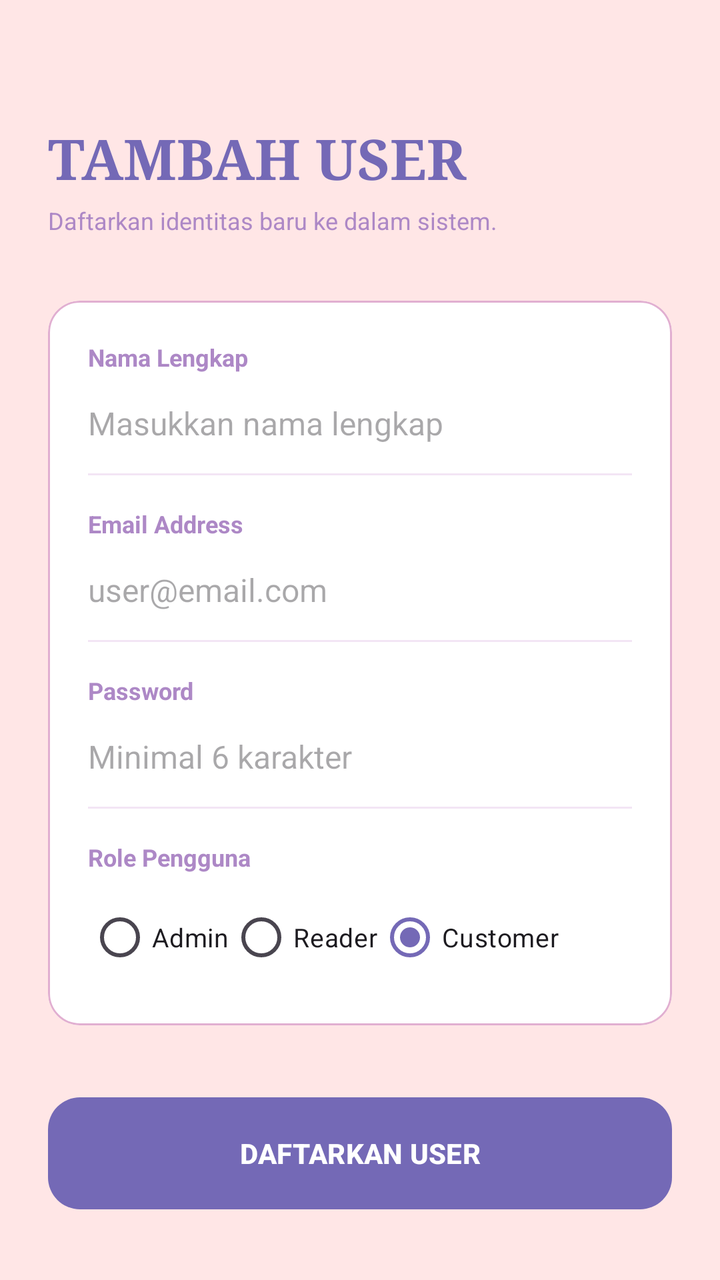
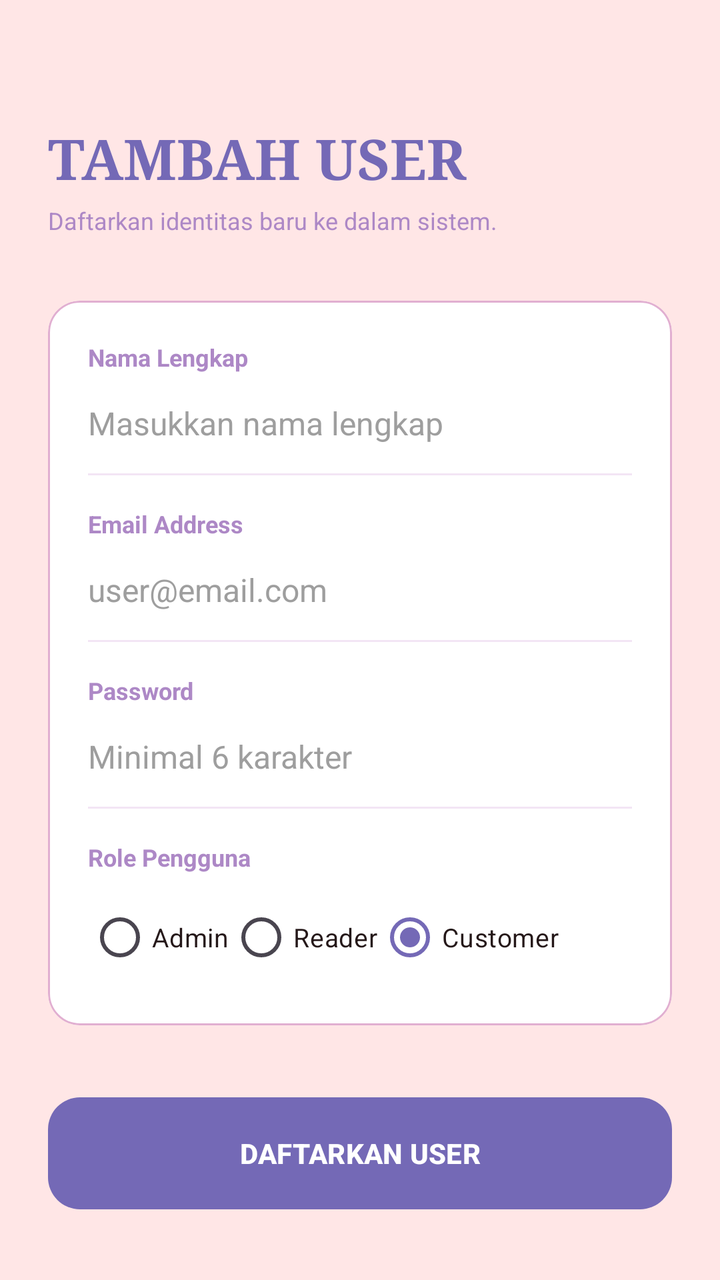

Screens rendered from an Android XML layout before and after an edit, with the pre-edit source and the edit as a unified diff.
<!-- AndroidManifest.xml: application theme Theme.Tarot -->
<!-- res/layout/activity_admin_add_user.xml -->
<?xml version="1.0" encoding="utf-8"?>
<LinearLayout xmlns:android="http://schemas.android.com/apk/res/android"
    xmlns:app="http://schemas.android.com/apk/res-auto"
    android:layout_width="match_parent"
    android:layout_height="match_parent"
    android:background="#FFE6E6"
    android:orientation="vertical"
    android:padding="24dp">

    <TextView
        android:layout_width="wrap_content"
        android:layout_height="wrap_content"
        android:layout_marginTop="36dp"
        android:fontFamily="serif"
        android:text="TAMBAH USER"
        android:textColor="#7469B6"
        android:textSize="28sp"
        android:textStyle="bold" />

    <TextView
        android:layout_width="match_parent"
        android:layout_height="wrap_content"
        android:layout_marginTop="4dp"
        android:text="Daftarkan identitas baru ke dalam sistem."
        android:textColor="#AD88C6"
        android:textSize="12sp" />

    <com.google.android.material.card.MaterialCardView
        android:layout_width="match_parent"
        android:layout_height="wrap_content"
        android:layout_marginTop="32dp"
        app:cardBackgroundColor="#FFFFFF"
        app:cardCornerRadius="16dp"
        app:cardElevation="0dp"
        app:strokeColor="#E1AFD1"
        app:strokeWidth="1dp">

        <LinearLayout
            android:layout_width="match_parent"
            android:layout_height="wrap_content"
            android:orientation="vertical"
            android:padding="20dp">

            <TextView
                android:layout_width="wrap_content"
                android:layout_height="wrap_content"
                android:text="Nama Lengkap"
                android:textColor="#AD88C6"
                android:textSize="12sp"
                android:textStyle="bold" />
            <EditText
                android:id="@+id/etName"
                android:layout_width="match_parent"
                android:layout_height="50dp"
                android:background="@android:color/transparent"
                android:hint="Masukkan nama lengkap"
                android:inputType="textPersonName"
                android:textColor="#251819"
                android:textSize="16sp" />
            <View android:layout_width="match_parent" android:layout_height="1dp" android:background="#F3E5F5" />

            <TextView
                android:layout_width="wrap_content"
                android:layout_height="wrap_content"
                android:layout_marginTop="16dp"
                android:text="Email Address"
                android:textColor="#AD88C6"
                android:textSize="12sp"
                android:textStyle="bold" />
            <EditText
                android:id="@+id/etEmail"
                android:layout_width="match_parent"
                android:layout_height="50dp"
                android:background="@android:color/transparent"
                android:hint="user@email.com"
                android:inputType="textEmailAddress"
                android:textColor="#251819"
                android:textSize="16sp" />
            <View android:layout_width="match_parent" android:layout_height="1dp" android:background="#F3E5F5" />

            <TextView
                android:layout_width="wrap_content"
                android:layout_height="wrap_content"
                android:layout_marginTop="16dp"
                android:text="Password"
                android:textColor="#AD88C6"
                android:textSize="12sp"
                android:textStyle="bold" />
            <EditText
                android:id="@+id/etPassword"
                android:layout_width="match_parent"
                android:layout_height="50dp"
                android:background="@android:color/transparent"
                android:hint="Minimal 6 karakter"
                android:inputType="text"
                android:textColor="#251819"
                android:textSize="16sp" />
            <View android:layout_width="match_parent" android:layout_height="1dp" android:background="#F3E5F5" />

            <TextView
                android:layout_width="wrap_content"
                android:layout_height="wrap_content"
                android:layout_marginTop="16dp"
                android:text="Role Pengguna"
                android:textColor="#AD88C6"
                android:textSize="12sp"
                android:textStyle="bold" />
            <RadioGroup
                android:id="@+id/rgRole"
                android:layout_width="match_parent"
                android:layout_height="wrap_content"
                android:layout_marginTop="8dp"
                android:textColor="#251819"
                android:orientation="horizontal">
                <RadioButton android:id="@+id/rbAdmin" android:layout_width="wrap_content" android:layout_height="wrap_content" android:text="Admin" android:textSize="13sp" />
                <RadioButton android:id="@+id/rbReader" android:layout_width="wrap_content" android:layout_height="wrap_content" android:text="Reader" android:textSize="13sp" />
                <RadioButton android:id="@+id/rbCustomer" android:layout_width="wrap_content" android:layout_height="wrap_content" android:checked="true" android:text="Customer" android:textSize="13sp" />
            </RadioGroup>

        </LinearLayout>
    </com.google.android.material.card.MaterialCardView>

    <com.google.android.material.button.MaterialButton
        android:id="@+id/btnSave"
        android:layout_width="match_parent"
        android:layout_height="64dp"
        android:layout_marginTop="32dp"
        android:text="DAFTARKAN USER"
        android:textStyle="bold"
        app:backgroundTint="#7469B6"
        app:cornerRadius="16dp" />

</LinearLayout>
<!-- resources referenced by this layout -->
<resources>
  <style name="Theme.Tarot" parent="Base.Theme.Tarot" />
  <style name="Base.Theme.Tarot" parent="Theme.Material3.DayNight.NoActionBar">
          <item name="colorPrimary">#7469B6</item>
          <item name="colorOnPrimary">#FFFFFF</item>
          <item name="colorPrimaryContainer">#F3E5F5</item>
  
          <item name="android:windowBackground">#FFE6E6</item>
  
          <item name="android:statusBarColor">#7469B6</item>
          <item name="android:windowLightStatusBar">false</item>
  
          <item name="android:editTextColor">#251819</item>
          <item name="android:textColorPrimary">#251819</item>
  
          <item name="searchViewStyle">@style/TarotSearchViewStyle</item>
      </style>
  <style name="TarotSearchViewStyle" parent="Widget.AppCompat.SearchView">
          <item name="queryBackground">@null</item>
          <item name="android:editTextColor">#251819</item>
          <item name="android:textColor">#251819</item>
          <item name="android:textColorHint">#AD88C6</item>
          <item name="android:textCursorDrawable">@null</item>
      </style>
</resources>

<!-- the commit's change to res/layout/activity_admin_add_user.xml (unified diff, before → after) -->
@@ -48,6 +48,7 @@
                 android:textColor="#AD88C6"
                 android:textSize="12sp"
                 android:textStyle="bold" />
+
             <EditText
                 android:id="@+id/etName"
                 android:layout_width="match_parent"
@@ -56,8 +57,13 @@
                 android:hint="Masukkan nama lengkap"
                 android:inputType="textPersonName"
                 android:textColor="#251819"
+                android:textColorHint="#9E9E9E"
                 android:textSize="16sp" />
-            <View android:layout_width="match_parent" android:layout_height="1dp" android:background="#F3E5F5" />
+
+            <View
+                android:layout_width="match_parent"
+                android:layout_height="1dp"
+                android:background="#F3E5F5" />
 
             <TextView
                 android:layout_width="wrap_content"
@@ -67,6 +73,7 @@
                 android:textColor="#AD88C6"
                 android:textSize="12sp"
                 android:textStyle="bold" />
+
             <EditText
                 android:id="@+id/etEmail"
                 android:layout_width="match_parent"
@@ -75,8 +82,13 @@
                 android:hint="user@email.com"
                 android:inputType="textEmailAddress"
                 android:textColor="#251819"
+                android:textColorHint="#9E9E9E"
                 android:textSize="16sp" />
-            <View android:layout_width="match_parent" android:layout_height="1dp" android:background="#F3E5F5" />
+
+            <View
+                android:layout_width="match_parent"
+                android:layout_height="1dp"
+                android:background="#F3E5F5" />
 
             <TextView
                 android:layout_width="wrap_content"
@@ -86,16 +98,22 @@
                 android:textColor="#AD88C6"
                 android:textSize="12sp"
                 android:textStyle="bold" />
+
             <EditText
                 android:id="@+id/etPassword"
                 android:layout_width="match_parent"
                 android:layout_height="50dp"
                 android:background="@android:color/transparent"
                 android:hint="Minimal 6 karakter"
-                android:inputType="text"
+                android:inputType="textPassword"
                 android:textColor="#251819"
+                android:textColorHint="#9E9E9E"
                 android:textSize="16sp" />
-            <View android:layout_width="match_parent" android:layout_height="1dp" android:background="#F3E5F5" />
+
+            <View
+                android:layout_width="match_parent"
+                android:layout_height="1dp"
+                android:background="#F3E5F5" />
 
             <TextView
                 android:layout_width="wrap_content"
@@ -105,16 +123,39 @@
                 android:textColor="#AD88C6"
                 android:textSize="12sp"
                 android:textStyle="bold" />
+
             <RadioGroup
                 android:id="@+id/rgRole"
                 android:layout_width="match_parent"
                 android:layout_height="wrap_content"
                 android:layout_marginTop="8dp"
-                android:textColor="#251819"
                 android:orientation="horizontal">
-                <RadioButton android:id="@+id/rbAdmin" android:layout_width="wrap_content" android:layout_height="wrap_content" android:text="Admin" android:textSize="13sp" />
-                <RadioButton android:id="@+id/rbReader" android:layout_width="wrap_content" android:layout_height="wrap_content" android:text="Reader" android:textSize="13sp" />
-                <RadioButton android:id="@+id/rbCustomer" android:layout_width="wrap_content" android:layout_height="wrap_content" android:checked="true" android:text="Customer" android:textSize="13sp" />
+
+                <RadioButton
+                    android:id="@+id/rbAdmin"
+                    android:layout_width="wrap_content"
+                    android:layout_height="wrap_content"
+                    android:text="Admin"
+                    android:textColor="#251819"
+                    android:textSize="13sp" />
+
+                <RadioButton
+                    android:id="@+id/rbReader"
+                    android:layout_width="wrap_content"
+                    android:layout_height="wrap_content"
+                    android:text="Reader"
+                    android:textColor="#251819"
+                    android:textSize="13sp" />
+
+                <RadioButton
+                    android:id="@+id/rbCustomer"
+                    android:layout_width="wrap_content"
+                    android:layout_height="wrap_content"
+                    android:checked="true"
+                    android:text="Customer"
+                    android:textColor="#251819"
+                    android:textSize="13sp" />
+
             </RadioGroup>
 
         </LinearLayout>
